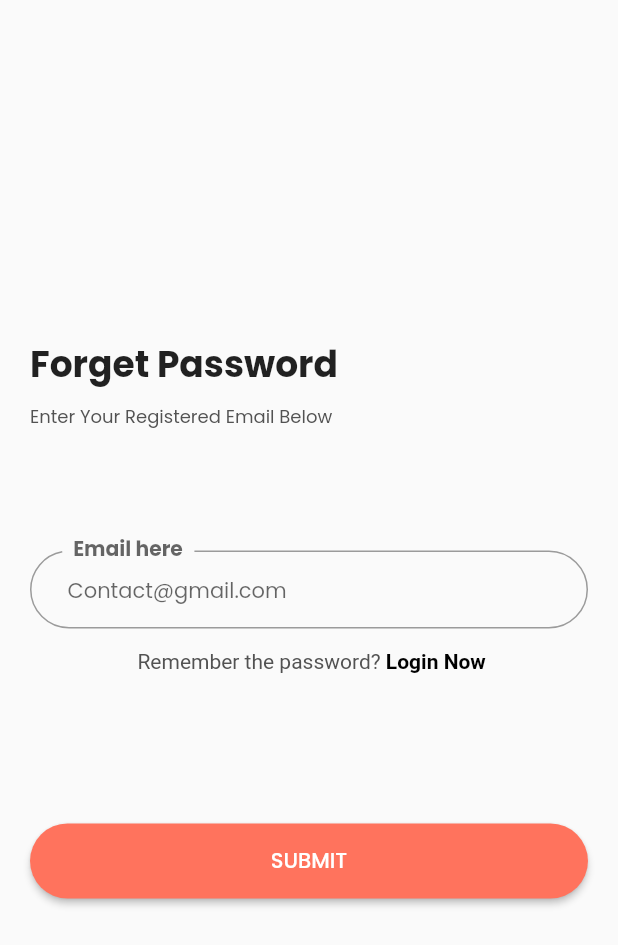
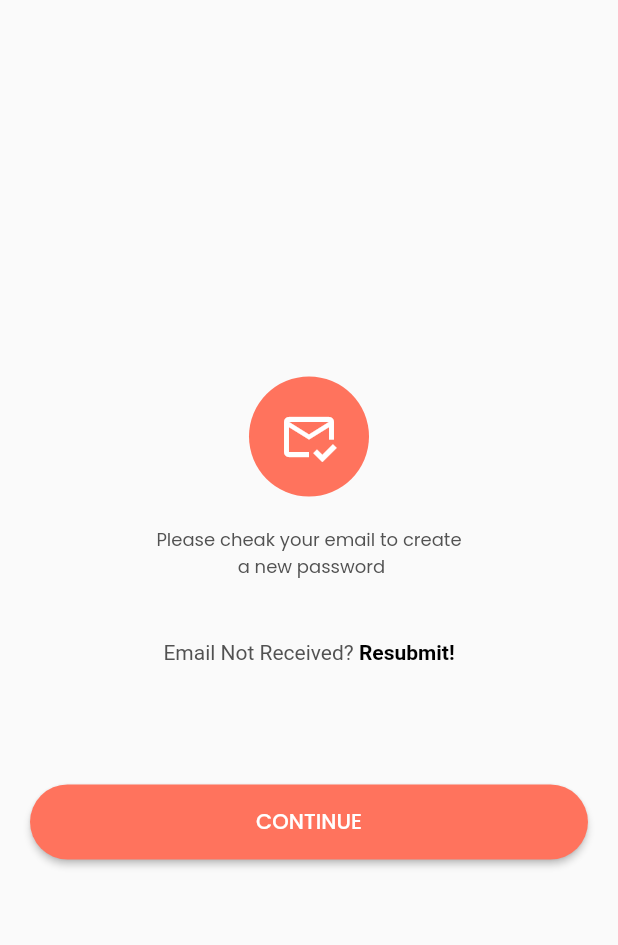
Before and after one commit to AhmedMohmmedd/fast-food-ecommerce, a Flutter app: the ForgetPasswordScreen screen opened directly, after a tap on "SUBMIT", on a phone screen of 412 x 824 dp. Shown: the top 945 px of the screen. Run offline on Flutter 3.47's test engine with Material 3 defaults, Android fonts, the phone set to English and light mode, and no system bars; our stand-ins replace bloc, flutter_bloc, flutter_svg.

Commit message:
cheak-email-ui-done

```diff
--- a/lib/features/auth/screens/auth_welcome.dart
+++ b/lib/features/auth/screens/auth_welcome.dart
@@ -2,6 +2,7 @@ import 'package:ecommerc/core/app_styles/app_colors.dart';
 import 'package:ecommerc/core/app_styles/images_strings.dart';
 import 'package:ecommerc/core/app_styles/styles.dart';
 import 'package:ecommerc/core/widgets/buttons/elevated_button.dart';
+import 'package:ecommerc/features/auth/screens/login/login.dart';
 import 'package:flutter/material.dart';
 import 'package:flutter_svg/svg.dart';
 
@@ -16,7 +17,8 @@ class AuthWelcome extends StatelessWidget {
           child: SingleChildScrollView(
             child: Padding(
               padding: const EdgeInsets.symmetric(
-                horizontal: 20,vertical: 10,
+                horizontal: 20,
+                vertical: 10,
               ),
               child: Column(
                 mainAxisAlignment: MainAxisAlignment.center,
@@ -43,7 +45,10 @@ class AuthWelcome extends StatelessWidget {
                   const SizedBox(
                     height: 30,
                   ),
-                  CustomElevatedButton(title: 'SIGN UP', onTap: () {}),
+                  CustomElevatedButton(
+                    title: 'SIGN UP',
+                    onTap: () {},
+                  ),
                   const SizedBox(
                     height: 20,
                   ),
@@ -51,15 +56,23 @@ class AuthWelcome extends StatelessWidget {
                     title: 'LOGIN',
                     color: Colors.white,
                     textColor: Colors.black,
-                    onTap: () {},
+                    onTap: () {
+                      Navigator.pushReplacement(
+                        context,
+                        MaterialPageRoute(
+                          builder: (context) {
+                            return const LoginScreen();
+                          },
+                        ),
+                      );
+                    },
                   ),
                   const SizedBox(
                     height: 40,
                   ),
-
                   RichText(
                     textAlign: TextAlign.center,
-                text:  TextSpan(
+                    text: TextSpan(
                       text: 'By ',
                       style: TextStyles.regular14.copyWith(color: Colors.black),
                       children: const <TextSpan>[
@@ -83,7 +96,8 @@ class AuthWelcome extends StatelessWidget {
                           style: TextStyle(color: AppColors.primaryColor),
                         ),
                       ],
-                ),),
+                    ),
+                  ),
                 ],
               ),
             ),
--- /dev/null
+++ b/lib/features/auth/screens/login/cheak_email.dart
@@ -0,0 +1,75 @@
+import 'package:ecommerc/core/app_styles/app_colors.dart';
+import 'package:ecommerc/core/app_styles/styles.dart';
+import 'package:ecommerc/core/widgets/buttons/elevated_button.dart';
+import 'package:flutter/material.dart';
+
+class CheakEmmailScreen extends StatelessWidget {
+  const CheakEmmailScreen({super.key});
+
+  @override
+  Widget build(BuildContext context) {
+    return Scaffold(
+      body: Center(
+        child: SingleChildScrollView(
+          child: Padding(
+            padding: const EdgeInsets.symmetric(horizontal: 20 , vertical: 10,),
+            child: Column(
+              mainAxisAlignment: MainAxisAlignment.center,
+              crossAxisAlignment: CrossAxisAlignment.center,
+              children: [
+                Container(
+                  height: 80,
+                  decoration: const BoxDecoration(
+                    shape: BoxShape.circle,
+                    color: AppColors.primaryColor,
+                  ),
+                  child: const Center(
+                      child: Icon(
+                    Icons.mark_email_read_outlined,
+                    color: Colors.white,
+                    size: 40,
+                  )),
+                ),
+                const SizedBox(
+                  height: 20,
+                ),
+                const Text(
+                  'Please cheak your email to create\n a new password',
+                  style: TextStyle(
+                      color: AppColors.dark,
+                      fontSize: 12,
+                      fontWeight: FontWeight.w400),
+                  textAlign: TextAlign.center,
+                ),
+                const SizedBox(
+                  height: 40,
+                ),
+                Center(
+                  child: RichText(
+                    textAlign: TextAlign.center,
+                    text: const TextSpan(children: [
+                      TextSpan(
+                          text: "Email Not Received? ",
+                          style: TextStyle(color: AppColors.dark)),
+                      TextSpan(
+                        text: "Resubmit!",
+                        style: TextStyles.semibold14,
+                      ),
+                    ]),
+                  ),
+                ),
+                const SizedBox(
+                  height: 80,
+                ),
+                CustomElevatedButton(
+                  title: 'CONTINUE',
+                  onTap: () {},
+                ),
+              ],
+            ),
+          ),
+        ),
+      ),
+    );
+  }
+}
--- a/lib/features/auth/screens/login/forget_password.dart
+++ b/lib/features/auth/screens/login/forget_password.dart
@@ -2,6 +2,7 @@ import 'package:ecommerc/core/app_styles/app_colors.dart';
 import 'package:ecommerc/core/app_styles/styles.dart';
 import 'package:ecommerc/core/widgets/buttons/elevated_button.dart';
 import 'package:ecommerc/core/widgets/text_fields/normal_text_field.dart';
+import 'package:ecommerc/features/auth/screens/login/cheak_email.dart';
 import 'package:flutter/material.dart';
 
 class ForgetPasswordScreen extends StatelessWidget {
@@ -14,7 +15,7 @@ class ForgetPasswordScreen extends StatelessWidget {
         child: Center(
           child: SingleChildScrollView(
             child: Padding(
-              padding:const EdgeInsets.symmetric(
+              padding: const EdgeInsets.symmetric(
                 horizontal: 20,
                 vertical: 10,
               ),
@@ -31,7 +32,10 @@ class ForgetPasswordScreen extends StatelessWidget {
                   ),
                   const Text(
                     'Enter Your Registered Email Below',
-                    style: TextStyle(color:  AppColors.dark , fontSize: 12,),
+                    style: TextStyle(
+                      color: AppColors.dark,
+                      fontSize: 12,
+                    ),
                   ),
                   const SizedBox(
                     height: 80,
@@ -50,15 +54,25 @@ class ForgetPasswordScreen extends StatelessWidget {
                         TextSpan(
                             text: " Remember the password? ",
                             style: TextStyle(color: AppColors.dark)),
-                        TextSpan(text: "Login Now", style: TextStyles.semibold14 ,),
+                        TextSpan(
+                          text: "Login Now",
+                          style: TextStyles.semibold14,
+                        ),
                       ]),
                     ),
                   ),
-
-                     const SizedBox(
+                  const SizedBox(
                     height: 100,
                   ),
-                  CustomElevatedButton(title: 'SUBMIT', onTap: (){}),
+                  CustomElevatedButton(
+                    title: 'SUBMIT',
+                    onTap: () {
+                       Navigator.push(context,
+            MaterialPageRoute(builder: (context) {
+          return const CheakEmmailScreen();
+        },),);
+                    },
+                  ),
                 ],
               ),
             ),
--- a/lib/features/auth/screens/login/widgets/forget_password.dart
+++ b/lib/features/auth/screens/login/widgets/forget_password.dart
@@ -1,5 +1,6 @@
 
 import 'package:ecommerc/core/app_styles/styles.dart';
+import 'package:ecommerc/features/auth/screens/login/forget_password.dart';
 import 'package:flutter/material.dart';
 
 class ForgetPassword extends StatelessWidget {
@@ -13,7 +14,12 @@ class ForgetPassword extends StatelessWidget {
       mainAxisAlignment: MainAxisAlignment.end,
       children: [
         TextButton(
-          onPressed: () {},
+          onPressed: () {
+            Navigator.push(context,
+            MaterialPageRoute(builder: (context) {
+          return const ForgetPasswordScreen();
+        },),);
+          },
           child: const Text(
             "Forget Password ?",
             style: TextStyles.medium14,
--- a/lib/main.dart
+++ b/lib/main.dart
@@ -19,7 +19,7 @@ class MyApp extends StatelessWidget {
       title: 'Fast Food',
       debugShowCheckedModeBanner: false,
       theme: AppThemes.light,
-      home:  ForgetPasswordScreen(),
+      home:  AuthWelcome(),
     );
   }
 }
```
Lines whose indentation alone changed are shown as unchanged.
